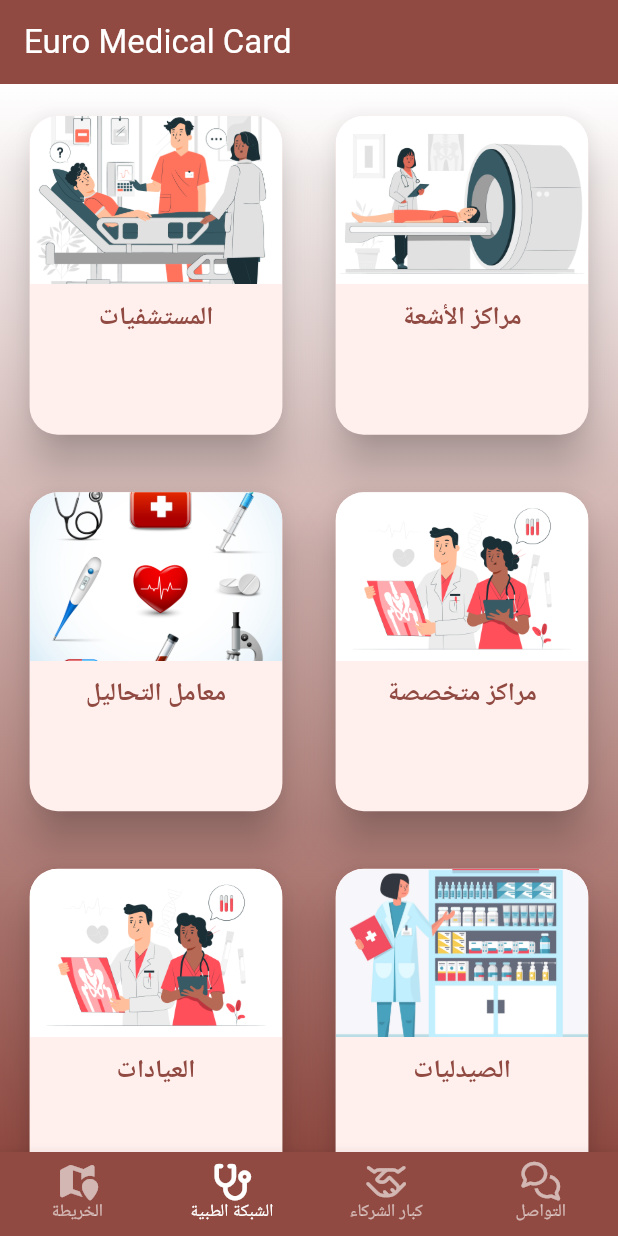
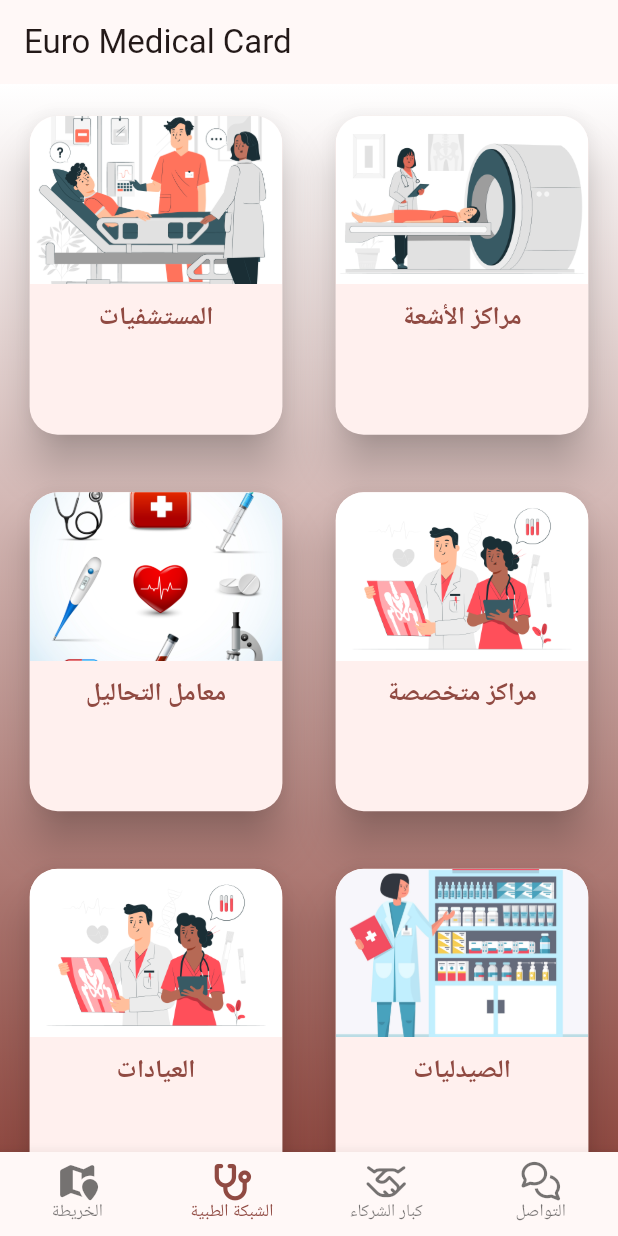
Before and after one commit to Sobhy-Abdelhakam/medical_card, a Flutter app: the MainApp screen opened directly, item 2 of the bottom bar chosen, on a phone screen of 412 x 824 dp. Run offline on Flutter 3.47's test engine with Material 3 defaults, Android fonts, the phone set to English and light mode, and no system bars; our stand-ins replace connectivity_plus, flutter_screenutil, font_awesome_flutter, geolocator, google_maps_flutter, shared_preferences; accounts and stored records are empty; network calls fail.

Commit message:
change app bar and bottom bar theme

```diff
--- a/lib/screen/main_app.dart
+++ b/lib/screen/main_app.dart
@@ -10,12 +10,10 @@
   const MainApp({super.key});
 
   @override
-  State<MainApp> createState() =>
-      _MainAppState();
+  State<MainApp> createState() => _MainAppState();
 }
 
-class _MainAppState
-    extends State<MainApp> {
+class _MainAppState extends State<MainApp> {
   int _selectedIndex = 0;
   static final List<Widget> _widgetOptions = <Widget>[
     const MapData(),
@@ -32,16 +30,22 @@
 
   @override
   Widget build(BuildContext context) {
-    final bool isLandscape = MediaQuery.of(context).orientation == Orientation.landscape;
-    final double iconSize = isLandscape ? 14.w : 20.w; // Smaller icons for 4 items
-    final double fontSize = isLandscape ? 9.sp : 11.sp; // Smaller font for 4 items
+    final bool isLandscape =
+        MediaQuery.of(context).orientation == Orientation.landscape;
+    final double iconSize =
+        isLandscape ? 14.w : 20.w; // Smaller icons for 4 items
+    final double fontSize =
+        isLandscape ? 9.sp : 11.sp; // Smaller font for 4 items
 
     return Scaffold(
-      appBar: isLandscape ? null : AppBar( // Hide AppBar in landscape mode
-        backgroundColor: Theme.of(context).colorScheme.primary,
-        iconTheme: const IconThemeData(color: Colors.white),
-        title: const Text('Euro Medical Card', style: TextStyle(color: Colors.white)),
-      ),
+      appBar: isLandscape
+          ? null
+          : AppBar(
+              // Hide AppBar in landscape mode
+              title: const Text(
+                'Euro Medical Card',
+              ),
+            ),
       body: IndexedStack(
         index: _selectedIndex,
         children: _widgetOptions,
@@ -78,17 +82,12 @@
           ),
         ],
         currentIndex: _selectedIndex,
-        selectedItemColor: Colors.white,
-        unselectedItemColor: Colors.white60,
-        backgroundColor: Theme.of(context).colorScheme.primary,
         selectedLabelStyle: TextStyle(
           fontSize: fontSize,
         ),
         unselectedLabelStyle: TextStyle(
           fontSize: fontSize,
         ),
-        showSelectedLabels: true,
-        showUnselectedLabels: true,
         type: BottomNavigationBarType.fixed,
         onTap: _onItemTapped,
       ),
```
